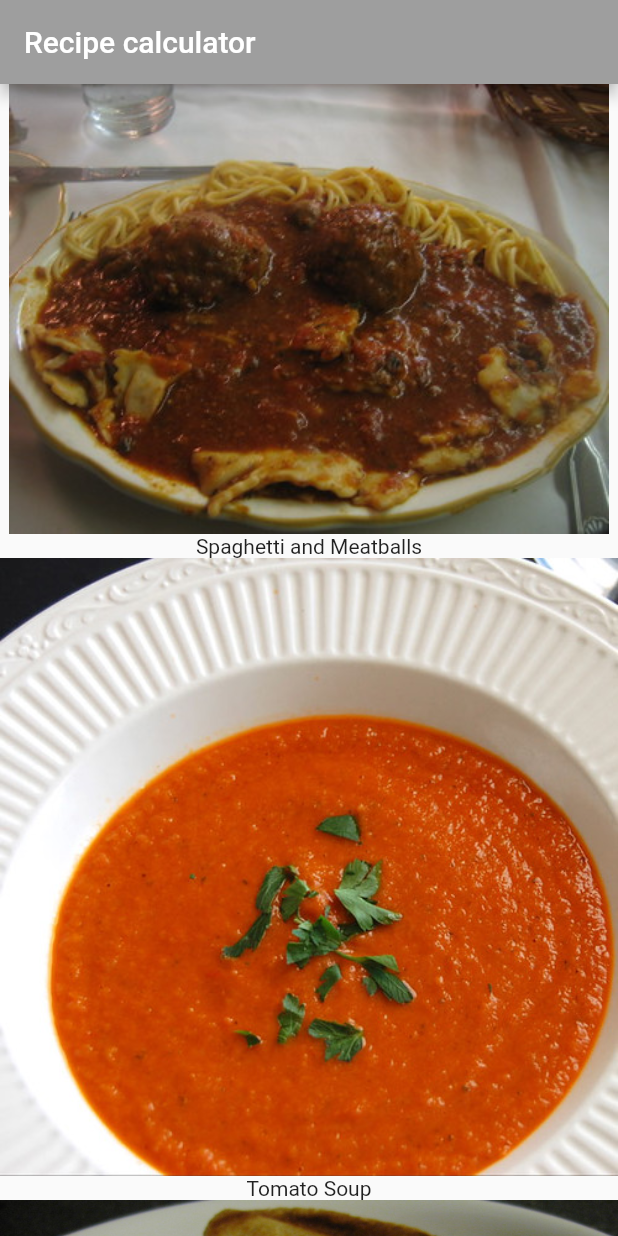
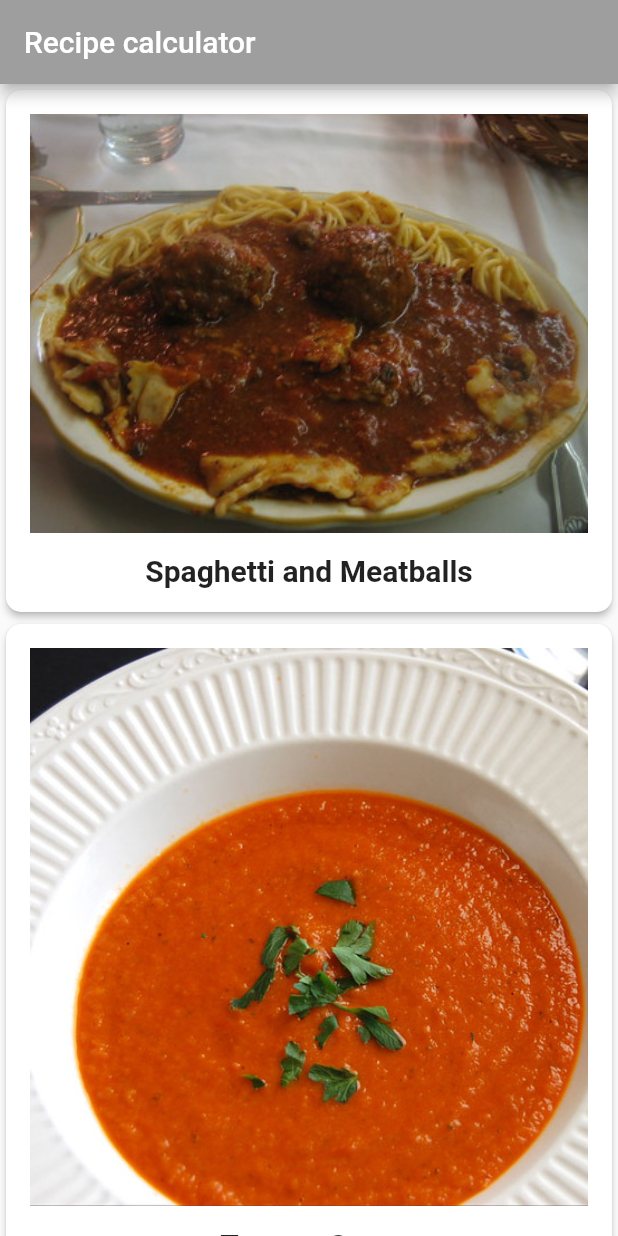
Before and after one commit to memof90/RecipesCalculator-Flutter, a Flutter app: the screen it shows after launch, on a phone screen of 412 x 824 dp. Run offline on Flutter 3.47's test engine with Material 2 defaults, Android fonts, the phone set to English and light mode, and no system bars; Roboto replaces fonts that are missing (Palatino).

Commit message:
Putting the list into a card and Making it look nice

```diff
--- a/lib/main.dart
+++ b/lib/main.dart
@@ -90,11 +90,28 @@ class _MyHomePageState extends State<MyHomePage> {
   }
   // TODO: add buildRecipeCard()
   Widget buildRecipeCard(Recipe recipe) {
-    return Column(
-      children: <Widget> [
-        Image(image: AssetImage(recipe.imageUrl)),
-        Text(recipe.label),
-      ],
+    return Card(
+      elevation: 2.0,
+      shape: RoundedRectangleBorder(
+        borderRadius: BorderRadius.circular(10.0)
+      ),
+      child: Padding(
+        padding: const EdgeInsets.all(16.0),
+        child: Column(
+          children: <Widget> [
+            Image(image: AssetImage(recipe.imageUrl)),
+            const SizedBox(
+              height: 14.0,
+            ),
+            Text(recipe.label, style: const TextStyle(
+              fontSize: 20.0,
+              fontWeight: FontWeight.w700,
+              fontFamily: 'Palatino',
+            ),
+            ),
+          ],
+        ),
+      ),
     );
   }
 
```
